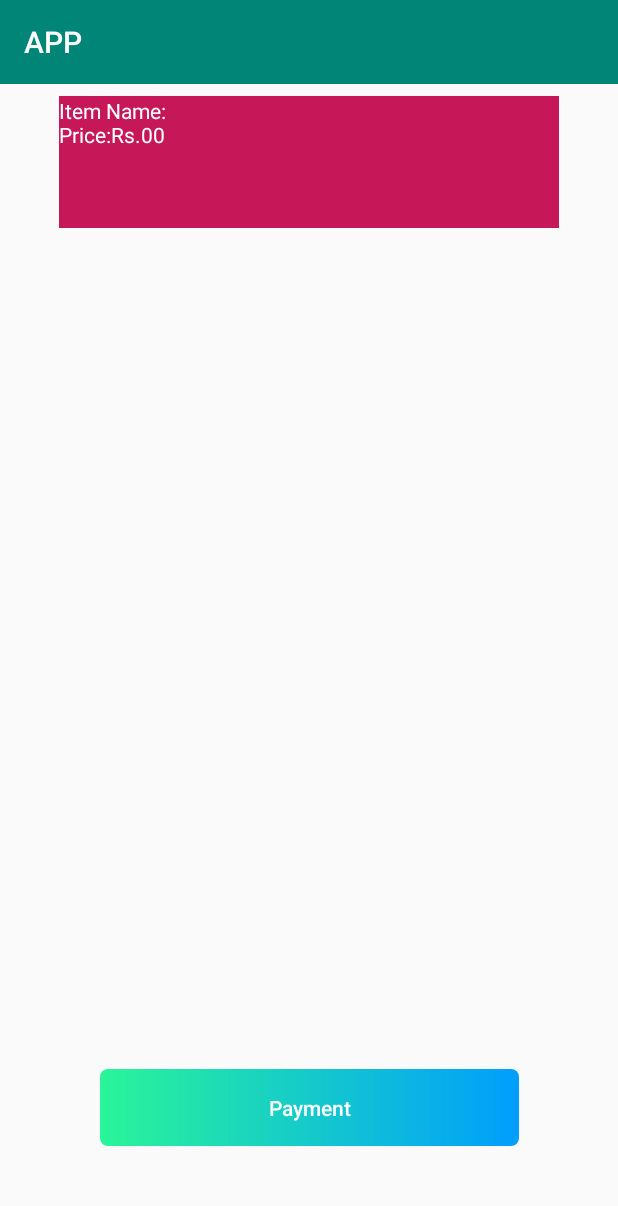
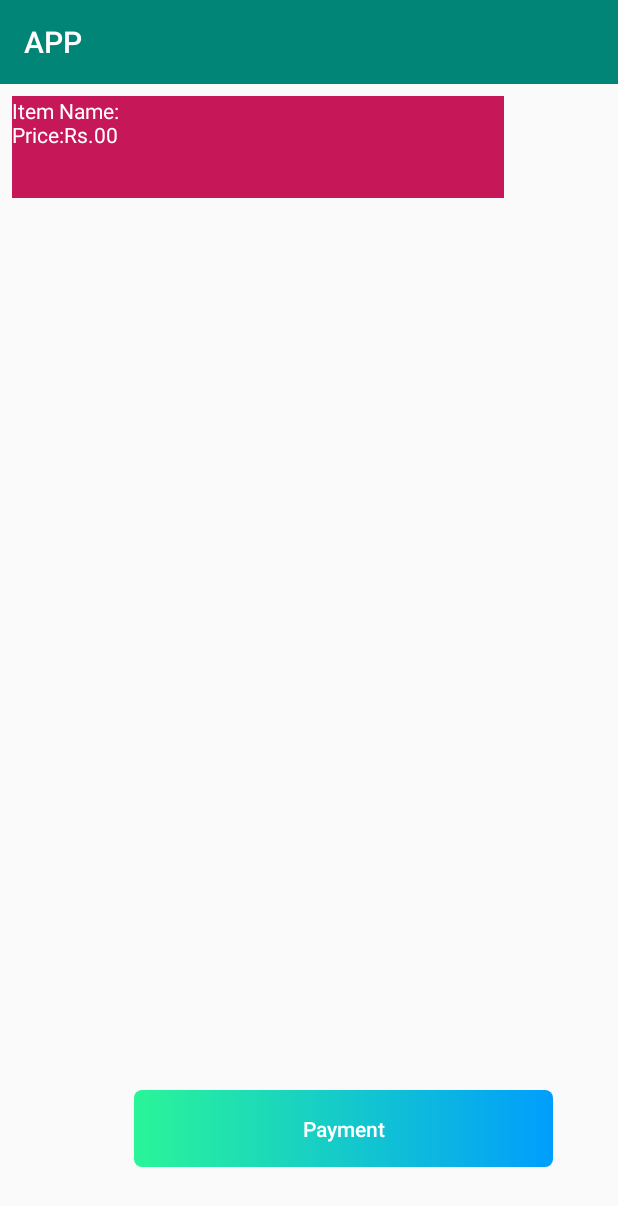
Before and after one commit to vidushaNasome/APP, an Android app: the MainActivity_Oshani screen opened directly, with no data from a screen before it, after a tap on "Checkout", on a phone screen of 412 x 824 dp. Shown: the top 1206 px of the screen. Run offline under Robolectric (Android 15) with nearby library versions, the light colour scheme and no system bars; our stand-ins replace Firebase (no records; nobody signed in at launch, a user with empty details on screens opened directly); libraries missing offline, so code that uses them is left out: com.cepheuen.elegantnumberbutton.

Commit message:
final app order

```diff
--- a/app/build.gradle
+++ b/app/build.gradle
@@ -37,5 +37,6 @@ dependencies {
     androidTestImplementation 'androidx.test:runner:1.2.0'
     androidTestImplementation 'androidx.test.espresso:espresso-core:3.2.0'
     implementation 'com.braintreepayments:card-form:3.1.1'
+    implementation 'com.cepheuen.elegant-number-button:lib:1.0.2'
 
 }
--- a/app/src/main/java/com/example/app/MainActivity_Oshani.java
+++ b/app/src/main/java/com/example/app/MainActivity_Oshani.java
@@ -26,10 +26,6 @@ public class MainActivity_Oshani extends AppCompatActivity {
     TextView name3;
     TextView price3;
     TextView txt1;
-    int total;
-    int ntPrice;
-    int quntity;
-    String netTot;
     public String name1;
     public String price1;
     public String name11;
@@ -54,8 +50,6 @@ public class MainActivity_Oshani extends AppCompatActivity {
         username=session.getusename();
         name11=i.getStringExtra("msg11");
         price11=i.getStringExtra("msg22");
-
-        ntPrice = Integer.parseInt(price11);
 
         DatabaseReference displayCart = FirebaseDatabase.getInstance().getReference().child("Cart").child(username);
 
@@ -84,10 +78,6 @@ public class MainActivity_Oshani extends AppCompatActivity {
         });
 
 
-
-
-
-
     }
 
     public void showDialog(View view){
@@ -102,12 +92,6 @@ public class MainActivity_Oshani extends AppCompatActivity {
 
         final AlertDialog alertDialog=alert.create();
         alertDialog.setCanceledOnTouchOutside(false);
-
-      /*  quntity= (int) Integer.parseInt(String.valueOf(txtInputText));
-        total = ntPrice * quntity;
-        Intent i3=getIntent();
-        netTot= i3.getStringExtra("msg5");*/
-
 
         btnCancel.setOnClickListener(new View.OnClickListener() {
             @Override
--- a/app/src/main/java/com/example/app/checkout.java
+++ b/app/src/main/java/com/example/app/checkout.java
@@ -4,9 +4,17 @@ import androidx.appcompat.app.AppCompatActivity;
 
 import android.content.Intent;
 import android.os.Bundle;
+import android.text.TextUtils;
+import android.util.Log;
 import android.view.View;
 import android.widget.Button;
 import android.widget.TextView;
+import android.widget.Toast;
+
+import com.cepheuen.elegantnumberbutton.view.ElegantNumberButton;
+import com.google.android.gms.tasks.Task;
+import com.google.firebase.database.DatabaseReference;
+import com.google.firebase.database.FirebaseDatabase;
 
 public class checkout extends AppCompatActivity {
     int total;
@@ -16,6 +24,7 @@ public class checkout extends AppCompatActivity {
     String name9;
     String price9;
     public String quntity9;
+
 
     @Override
     protected void onCreate(Bundle savedInstanceState) {
@@ -33,7 +42,6 @@ public class checkout extends AppCompatActivity {
         quntity9=i.getStringExtra("msg33");
 
         list.setText("Item Name:"+getIntent().getStringExtra("msg11")+"\n"+"Price:Rs"+getIntent().getStringExtra("msg22")+".00"+"\n"+getIntent().getStringExtra("msg33"));
-
     }
 
     @Override
@@ -45,7 +53,6 @@ public class checkout extends AppCompatActivity {
                 Intent i=new Intent(checkout.this,Payment.class);
                 i.putExtra("msg11", name9);
                 i.putExtra("msg22", price9);
-                i.putExtra("msg33",quntity9);
                 startActivity(i);
             }
         });
--- a/app/src/main/res/layout/activity_checkout.xml
+++ b/app/src/main/res/layout/activity_checkout.xml
@@ -1,15 +1,16 @@
 <?xml version="1.0" encoding="utf-8"?>
-<androidx.constraintlayout.widget.ConstraintLayout xmlns:android="http://schemas.android.com/apk/res/android"
+<RelativeLayout xmlns:android="http://schemas.android.com/apk/res/android"
     xmlns:app="http://schemas.android.com/apk/res-auto"
     xmlns:tools="http://schemas.android.com/tools"
     android:layout_width="match_parent"
     android:layout_height="match_parent"
     tools:context=".checkout">
 
+
     <TextView
         android:id="@+id/txtList"
-        android:layout_width="333dp"
-        android:layout_height="88dp"
+        android:layout_width="328dp"
+        android:layout_height="68dp"
         android:layout_marginStart="8dp"
         android:layout_marginLeft="8dp"
         android:layout_marginTop="8dp"
@@ -28,11 +29,14 @@
         android:id="@+id/btncheck"
         android:layout_width="279dp"
         android:layout_height="51dp"
+        android:layout_alignParentEnd="true"
+        android:layout_alignParentRight="true"
+        android:layout_alignParentBottom="true"
         android:layout_marginStart="8dp"
         android:layout_marginLeft="8dp"
-        android:layout_marginEnd="8dp"
-        android:layout_marginRight="8dp"
-        android:layout_marginBottom="8dp"
+        android:layout_marginEnd="43dp"
+        android:layout_marginRight="43dp"
+        android:layout_marginBottom="46dp"
         android:background="@drawable/custom_button"
         android:gravity="center"
         android:text="Payment"
@@ -44,4 +48,4 @@
         app:layout_constraintTop_toTopOf="@+id/txtList"
         app:layout_constraintVertical_bias="0.926" />
 
-</androidx.constraintlayout.widget.ConstraintLayout>
+</RelativeLayout>
```
